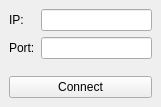
Before: the Qt Designer form ui/connection.ui in noduh/multiplayer-drawing, drawn with Qt 5.
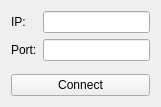
After: the same form once the commit is applied.

Commit message: updated ui to be a widget. began basic handling

The edit to the form file:
```diff
--- a/ui/connection.ui
+++ b/ui/connection.ui
@@ -1,7 +1,7 @@
 <?xml version="1.0" encoding="UTF-8"?>
 <ui version="4.0">
  <class>Connection</class>
- <widget class="QMainWindow" name="Connection">
+ <widget class="QWidget" name="Connection">
   <property name="geometry">
    <rect>
     <x>0</x>
@@ -10,18 +10,8 @@
     <height>107</height>
    </rect>
   </property>
-  <property name="sizePolicy">
-   <sizepolicy hsizetype="Maximum" vsizetype="Maximum">
-    <horstretch>0</horstretch>
-    <verstretch>0</verstretch>
-   </sizepolicy>
-  </property>
   <property name="windowTitle">
-   <string>MainWindow</string>
-  </property>
-  <widget class="QWidget" name="centralwidget">
-   <property name="enabled">
-    <bool>true</bool>
+   <string>Form</string>
    </property>
    <layout class="QVBoxLayout" name="verticalLayout">
     <item>
@@ -56,7 +46,6 @@
      </widget>
     </item>
    </layout>
-  </widget>
  </widget>
  <resources/>
  <connections/>
```
Lines whose indentation alone changed are shown as unchanged. The commit also changes 4 other files.
